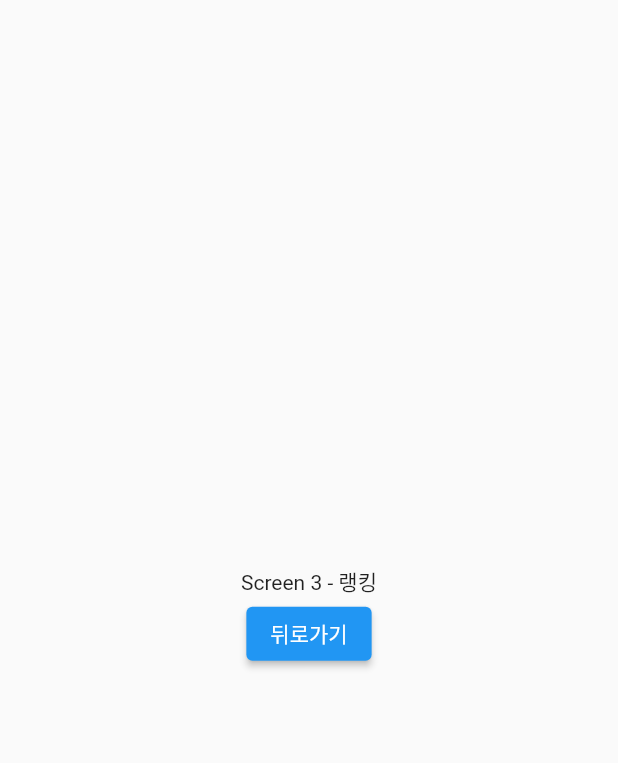
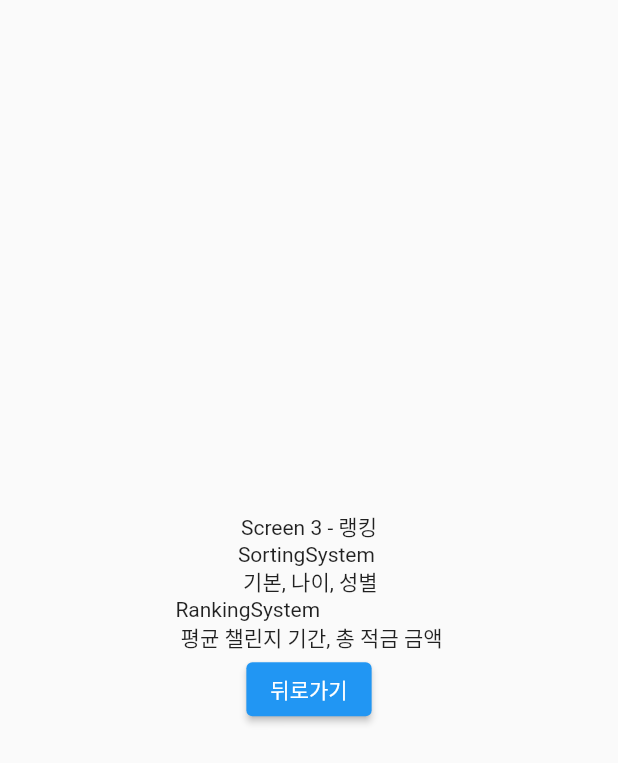
Before and after one commit to kwonjaehyun-ssafy10th/RE-Habbit-ShinhanH, a Flutter app: the ScreenPage3 screen opened directly, on a phone screen of 412 x 824 dp. Shown: the top 763 px of the screen. Run offline on Flutter 3.47's test engine with Material 2 defaults, Android fonts, the phone set to English and light mode, and no system bars; our stand-ins replace get.

Commit message:
style: [#-]랭킹페이지 텍스트 수정
랭킹 페이지 구현 목록 작성 - 텍스트 위젯

```diff
--- a/flutter_pagebuild/lib/ScreenPage1.dart
+++ b/flutter_pagebuild/lib/ScreenPage1.dart
@@ -14,7 +14,7 @@ class _ScreenPage1State extends State<ScreenPage1> {
         child: Column(
           mainAxisAlignment: MainAxisAlignment.center,
           children: [
-            Text('텍스트 체크용')
+            Text('텍스트 체크용'),
             Text('Screen 1 - 개인'),
             ElevatedButton(
               onPressed: () {
--- a/flutter_pagebuild/lib/ScreenPage3.dart
+++ b/flutter_pagebuild/lib/ScreenPage3.dart
@@ -15,6 +15,8 @@ class _ScreenPage3State extends State<ScreenPage3> {
           mainAxisAlignment: MainAxisAlignment.center,
           children: [
             Text('Screen 3 - 랭킹'),
+            Text('SortingSystem \n 기본, 나이, 성별'),
+            Text('RankingSystem \n 평균 챌린지 기간, 총 적금 금액'),
             ElevatedButton(
               onPressed: () {
                 // if(Navigator.of(context).canPop()){
```
